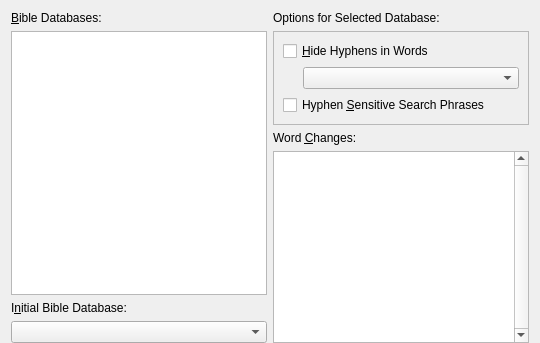
Old version of the form programs/KJVCanOpener/KJVBibleDatabaseConfig.ui in the repository dewhisna/KingJamesPureBibleSearch.
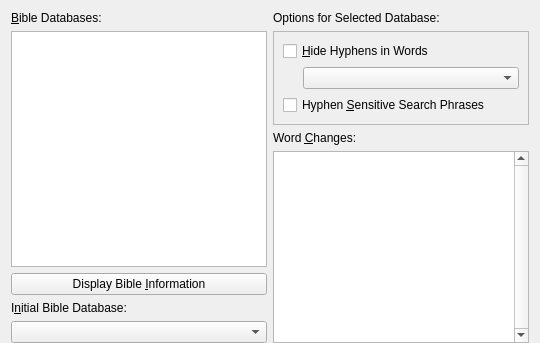
New version of the form.

Commit message: Added Bible Database Info dialog to the KJVConfiguration Bible Database tab.

The edit to the form file:
```diff
--- a/programs/KJVCanOpener/KJVBibleDatabaseConfig.ui
+++ b/programs/KJVCanOpener/KJVBibleDatabaseConfig.ui
@@ -65,6 +65,13 @@
        </attribute>
       </widget>
      </item>
+     <item>
+      <widget class="QPushButton" name="buttonDisplayBibleInfo">
+       <property name="text">
+        <string>Display Bible &amp;Information</string>
+       </property>
+      </widget>
+     </item>
      <item>
       <widget class="QLabel" name="lblMainBibleDatabaseSelect">
        <property name="text">
```
Left out of the diff: 1 changed line with no effect on the pictures. The commit also changes 6 other files.
